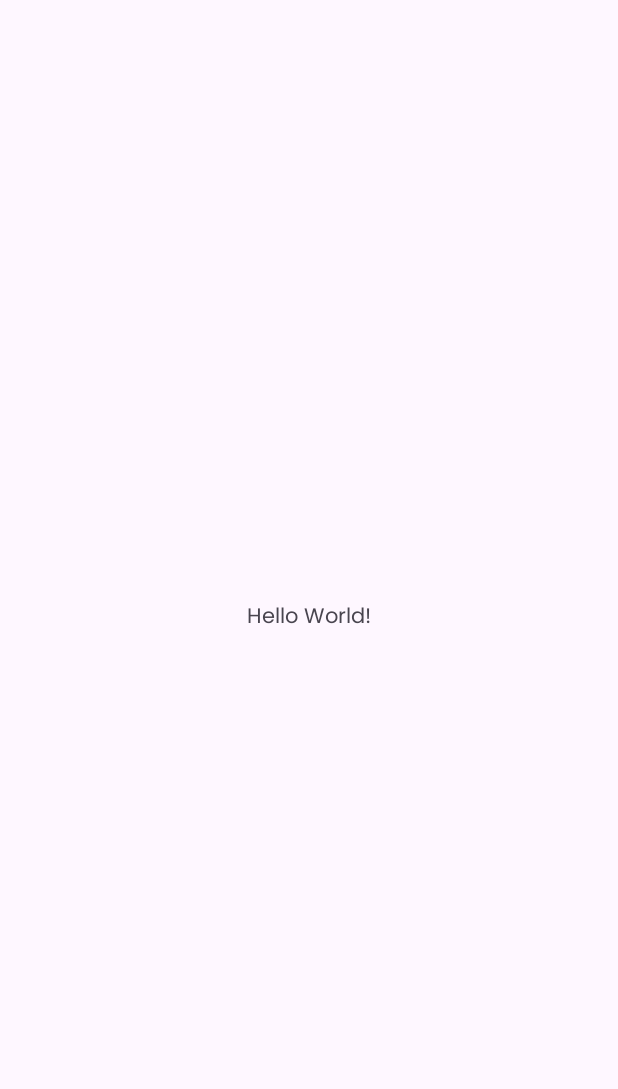
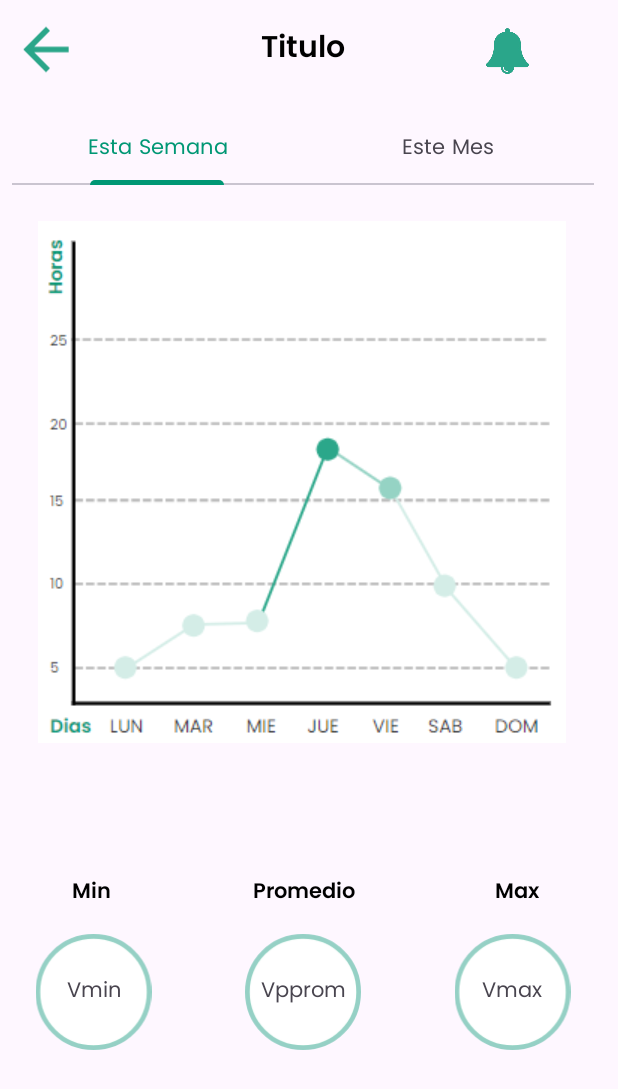
Before and after one commit to DenysLitvynov/Sedora, an Android app: the screen it shows after launch (MainActivity), on a phone screen of 412 x 824 dp. Before the commit the part shown is almost empty. Shown: the top 1089 px of the screen. Run offline under Robolectric (Android 15) with nearby library versions, the phone set to English and light mode, and no system bars.

Commit message:
Plantilla base hecha
ya esta la plantilla base hecha de las graficas. solo falta el testeo.

```diff
--- a/android/app/src/main/java/com/example/sedora/MainActivity.java
+++ b/android/app/src/main/java/com/example/sedora/MainActivity.java
@@ -14,8 +14,8 @@ public class MainActivity extends AppCompatActivity {
     protected void onCreate(Bundle savedInstanceState) {
         super.onCreate(savedInstanceState);
         EdgeToEdge.enable(this);
-        setContentView(R.layout.activity_main);
-        ViewCompat.setOnApplyWindowInsetsListener(findViewById(R.id.main), (v, insets) -> {
+        setContentView(R.layout.base_graficas);
+        ViewCompat.setOnApplyWindowInsetsListener(findViewById(R.id.grafica_base), (v, insets) -> {
             Insets systemBars = insets.getInsets(WindowInsetsCompat.Type.systemBars());
             v.setPadding(systemBars.left, systemBars.top, systemBars.right, systemBars.bottom);
             return insets;
--- /dev/null
+++ b/android/app/src/main/res/drawable/circulo.xml
@@ -0,0 +1,17 @@
+<vector xmlns:android="http://schemas.android.com/apk/res/android"
+    android:width="73dp"
+    android:height="73dp"
+    android:viewportWidth="73"
+    android:viewportHeight="73">
+  <path
+      android:pathData="M36.5,2.5C55.54,2.5 70.5,17.46 70.5,36.5C70.5,55.54 55.54,70.5 36.5,70.5C17.46,70.5 2.5,55.54 2.5,36.5C2.5,17.46 17.46,2.5 36.5,2.5Z"
+      android:fillColor="#ffffff"
+      android:fillType="nonZero"
+      android:strokeColor="#00000000"/>
+  <path
+      android:pathData="M36.5,1.5C56.1,1.5 71.5,16.9 71.5,36.5C71.5,56.1 56.1,71.5 36.5,71.5C16.9,71.5 1.5,56.1 1.5,36.5C1.5,16.9 16.9,1.5 36.5,1.5Z"
+      android:strokeAlpha="0.49019608"
+      android:strokeWidth="3"
+      android:fillColor="#00000000"
+      android:strokeColor="#2aa78a"/>
+</vector>
--- /dev/null
+++ b/android/app/src/main/res/drawable/flecha_vuelta.xml
@@ -0,0 +1,5 @@
+<vector xmlns:android="http://schemas.android.com/apk/res/android" android:autoMirrored="true" android:height="24dp" android:tint="#2AA689" android:viewportHeight="24" android:viewportWidth="24" android:width="24dp">
+
+    <path android:fillColor="@android:color/white" android:pathData="M20,11H7.83l5.59,-5.59L12,4l-8,8 8,8 1.41,-1.41L7.83,13H20v-2z"/>
+
+</vector>
--- /dev/null
+++ b/android/app/src/main/res/layout/base_graficas.xml
@@ -0,0 +1,236 @@
+<?xml version="1.0" encoding="utf-8"?>
+<androidx.constraintlayout.widget.ConstraintLayout xmlns:android="http://schemas.android.com/apk/res/android"
+    xmlns:app="http://schemas.android.com/apk/res-auto"
+    xmlns:tools="http://schemas.android.com/tools"
+    android:id="@+id/grafica_base"
+    android:layout_width="match_parent"
+    android:layout_height="match_parent">
+
+    <androidx.constraintlayout.widget.Guideline
+        android:id="@+id/guideline3"
+        android:layout_width="wrap_content"
+        android:layout_height="wrap_content"
+        android:orientation="horizontal"
+        app:layout_constraintGuide_percent="0.08" />
+
+    <androidx.constraintlayout.widget.Guideline
+        android:id="@+id/guideline5"
+        android:layout_width="wrap_content"
+        android:layout_height="wrap_content"
+        android:orientation="vertical"
+        app:layout_constraintGuide_percent="0.01946472" />
+
+    <androidx.constraintlayout.widget.Guideline
+        android:id="@+id/guideline6"
+        android:layout_width="wrap_content"
+        android:layout_height="wrap_content"
+        android:orientation="vertical"
+        app:layout_constraintGuide_percent="0.96107054" />
+
+    <TextView
+        android:id="@+id/Titulo"
+        style="@style/Heading1"
+        android:layout_width="wrap_content"
+        android:layout_height="wrap_content"
+        android:text="Titulo"
+        app:layout_constraintBottom_toTopOf="@+id/guideline3"
+        app:layout_constraintEnd_toStartOf="@+id/guideline6"
+        app:layout_constraintStart_toStartOf="@+id/guideline5"
+        app:layout_constraintTop_toTopOf="parent" />
+
+    <ImageView
+        android:id="@+id/Campana"
+        android:layout_width="35dp"
+        android:layout_height="0dp"
+        android:layout_marginStart="50dp"
+        android:layout_marginTop="11dp"
+        android:layout_marginBottom="12dp"
+        app:layout_constraintBottom_toTopOf="@+id/guideline3"
+        app:layout_constraintEnd_toStartOf="@+id/guideline6"
+        app:layout_constraintStart_toEndOf="@+id/Titulo"
+        app:layout_constraintTop_toTopOf="parent"
+        app:srcCompat="@drawable/campana" />
+
+    <ImageView
+        android:id="@+id/imageView4"
+        android:layout_width="45dp"
+        android:layout_height="0dp"
+        android:layout_marginTop="5dp"
+        android:layout_marginEnd="50dp"
+        android:layout_marginBottom="5dp"
+        app:layout_constraintBottom_toTopOf="@+id/guideline3"
+        app:layout_constraintEnd_toStartOf="@+id/Titulo"
+        app:layout_constraintHorizontal_bias="0.0"
+        app:layout_constraintStart_toStartOf="@+id/guideline5"
+        app:layout_constraintTop_toTopOf="parent"
+        app:layout_constraintVertical_bias="0.0"
+        app:srcCompat="@drawable/flecha_vuelta" />
+
+    <com.google.android.material.tabs.TabLayout
+        android:id="@+id/tabLayout"
+        android:layout_width="0dp"
+        android:layout_height="47dp"
+        android:layout_marginTop="10dp"
+        app:layout_constraintEnd_toStartOf="@+id/guideline6"
+        app:layout_constraintHorizontal_bias="0.482"
+        app:layout_constraintStart_toStartOf="@+id/guideline5"
+        app:layout_constraintTop_toTopOf="@+id/guideline3">
+
+        <com.google.android.material.tabs.TabItem
+            android:layout_width="wrap_content"
+            android:layout_height="wrap_content"
+            android:text="Esta Semana" />
+
+        <com.google.android.material.tabs.TabItem
+            android:layout_width="wrap_content"
+            android:layout_height="wrap_content"
+            android:text="Este Mes" />
+
+    </com.google.android.material.tabs.TabLayout>
+
+    <ImageView
+        android:id="@+id/imageView2"
+        android:layout_width="wrap_content"
+        android:layout_height="wrap_content"
+        android:layout_marginTop="24dp"
+        app:layout_constraintEnd_toStartOf="@+id/guideline6"
+        app:layout_constraintHorizontal_bias="0.481"
+        app:layout_constraintStart_toStartOf="@+id/guideline5"
+        app:layout_constraintTop_toBottomOf="@+id/tabLayout"
+        app:srcCompat="@drawable/graficadiatemp" />
+
+    <ImageView
+        android:id="@+id/imageView3"
+        android:layout_width="0dp"
+        android:layout_height="0dp"
+        android:layout_marginTop="15dp"
+        android:layout_marginEnd="15dp"
+        android:layout_marginBottom="15dp"
+        app:layout_constraintBottom_toTopOf="@+id/guideline9"
+        app:layout_constraintEnd_toStartOf="@+id/imageView6"
+        app:layout_constraintHorizontal_bias="0.5"
+        app:layout_constraintHorizontal_chainStyle="spread_inside"
+        app:layout_constraintStart_toStartOf="@+id/guideline5"
+        app:layout_constraintTop_toBottomOf="@+id/Min_text"
+        app:srcCompat="@drawable/circulo" />
+
+    <ImageView
+        android:id="@+id/imageView6"
+        android:layout_width="0dp"
+        android:layout_height="0dp"
+        android:layout_marginStart="15dp"
+        android:layout_marginTop="15dp"
+        android:layout_marginEnd="15dp"
+        android:layout_marginBottom="15dp"
+        app:layout_constraintBottom_toTopOf="@+id/guideline9"
+        app:layout_constraintEnd_toStartOf="@+id/imageView7"
+        app:layout_constraintHorizontal_bias="0.5"
+        app:layout_constraintStart_toEndOf="@+id/imageView3"
+        app:layout_constraintTop_toBottomOf="@+id/Promedio_text"
+        app:srcCompat="@drawable/circulo" />
+
+    <ImageView
+        android:id="@+id/imageView7"
+        android:layout_width="0dp"
+        android:layout_height="0dp"
+        android:layout_marginStart="15dp"
+        android:layout_marginTop="15dp"
+        android:layout_marginBottom="15dp"
+        app:layout_constraintBottom_toTopOf="@+id/guideline9"
+        app:layout_constraintEnd_toStartOf="@+id/guideline6"
+        app:layout_constraintHorizontal_bias="0.5"
+        app:layout_constraintStart_toEndOf="@+id/imageView6"
+        app:layout_constraintTop_toBottomOf="@+id/max_text"
+        app:srcCompat="@drawable/circulo" />
+
+    <TextView
+        android:id="@+id/Valor_min"
+        android:layout_width="wrap_content"
+        android:layout_height="wrap_content"
+        android:layout_marginStart="10dp"
+        android:layout_marginEnd="10dp"
+        android:text="Vmin"
+        app:layout_constraintBottom_toBottomOf="@+id/imageView3"
+        app:layout_constraintEnd_toEndOf="@+id/imageView3"
+        app:layout_constraintStart_toStartOf="@+id/guideline5"
+        app:layout_constraintTop_toTopOf="@+id/imageView3" />
+
+    <TextView
+        android:id="@+id/Valor_promedio"
+        android:layout_width="wrap_content"
+        android:layout_height="wrap_content"
+        android:text="Vpprom"
+        app:layout_constraintBottom_toBottomOf="@+id/imageView6"
+        app:layout_constraintEnd_toEndOf="@+id/imageView6"
+        app:layout_constraintStart_toStartOf="@+id/imageView6"
+        app:layout_constraintTop_toTopOf="@+id/imageView6" />
+
+    <TextView
+        android:id="@+id/Valor_max"
+        android:layout_width="wrap_content"
+        android:layout_height="wrap_content"
+        android:text="Vmax"
+        app:layout_constraintBottom_toBottomOf="@+id/imageView7"
+        app:layout_constraintEnd_toStartOf="@+id/guideline6"
+        app:layout_constraintStart_toStartOf="@+id/imageView7"
+        app:layout_constraintTop_toTopOf="@+id/imageView7" />
+
+    <TextView
+        android:id="@+id/Min_text"
+        style="@style/Heading2"
+        android:layout_width="0dp"
+        android:layout_height="wrap_content"
+        android:layout_marginStart="12dp"
+        android:layout_marginEnd="24dp"
+        android:layout_marginBottom="20dp"
+        android:text="Min"
+        android:textAlignment="center"
+        android:textSize="14sp"
+        app:layout_constraintBottom_toTopOf="@+id/guideline9"
+        app:layout_constraintEnd_toStartOf="@+id/Promedio_text"
+        app:layout_constraintHorizontal_bias="0.5"
+        app:layout_constraintHorizontal_chainStyle="spread_inside"
+        app:layout_constraintStart_toStartOf="@+id/guideline5"
+        app:layout_constraintTop_toBottomOf="@+id/imageView2" />
+
+    <TextView
+        android:id="@+id/Promedio_text"
+        style="@style/Heading2"
+        android:layout_width="0dp"
+        android:layout_height="wrap_content"
+        android:layout_marginStart="35dp"
+        android:layout_marginEnd="60dp"
+        android:layout_marginBottom="20dp"
+        android:text="Promedio"
+        android:textAlignment="center"
+        android:textSize="14sp"
+        app:layout_constraintBottom_toTopOf="@+id/guideline9"
+        app:layout_constraintEnd_toStartOf="@+id/max_text"
+        app:layout_constraintHorizontal_bias="0.5"
+        app:layout_constraintStart_toEndOf="@+id/Min_text"
+        app:layout_constraintTop_toBottomOf="@+id/imageView2" />
+
+    <TextView
+        android:id="@+id/max_text"
+        style="@style/Heading2"
+        android:layout_width="0dp"
+        android:layout_height="wrap_content"
+        android:layout_marginEnd="10dp"
+        android:layout_marginBottom="20dp"
+        android:text="Max"
+        android:textAlignment="center"
+        android:textSize="14sp"
+        app:layout_constraintBottom_toTopOf="@+id/guideline9"
+        app:layout_constraintEnd_toStartOf="@+id/guideline6"
+        app:layout_constraintHorizontal_bias="0.5"
+        app:layout_constraintStart_toEndOf="@+id/Promedio_text"
+        app:layout_constraintTop_toBottomOf="@+id/imageView2" />
+
+    <androidx.constraintlayout.widget.Guideline
+        android:id="@+id/guideline9"
+        android:layout_width="wrap_content"
+        android:layout_height="wrap_content"
+        android:orientation="horizontal"
+        app:layout_constraintGuide_end="109dp" />
+
+</androidx.constraintlayout.widget.ConstraintLayout>
```
Also changed, not shown: android/app/src/main/res/drawable/graficadiatemp.png (added), android/app/src/main/res/drawable/graficamestemp.png (added).
